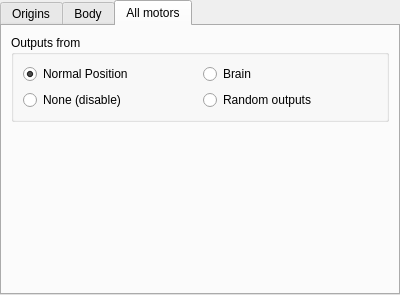
This is src/genelab/core/ui/widgets/entities/entitypropertiescontroller.ui in GeneCraft/GeneCraft-Project as Qt 5 draws it before an edit. The edited form follows.
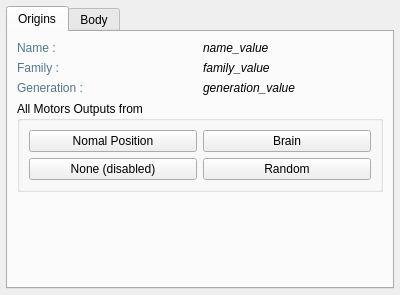
This is the edited form. The open tabs and pages were chosen to show the change. Icons and pictures are not drawn.

```diff
--- a/src/genelab/core/ui/widgets/entities/entitypropertiescontroller.ui
+++ b/src/genelab/core/ui/widgets/entities/entitypropertiescontroller.ui
@@ -19,9 +19,9 @@
   <property name="windowTitle">
    <string>Form</string>
   </property>
-  <layout class="QGridLayout" name="gridLayout_3">
+  <layout class="QGridLayout" name="gridLayout_4">
    <property name="margin">
-    <number>0</number>
+    <number>6</number>
    </property>
    <item row="0" column="0">
     <widget class="QTabWidget" name="tabWidget_3">
@@ -130,7 +130,7 @@
          </property>
         </widget>
        </item>
-       <item row="3" column="0" colspan="2">
+       <item row="4" column="0" colspan="2">
         <spacer name="verticalSpacer_2">
          <property name="orientation">
           <enum>Qt::Vertical</enum>
@@ -143,57 +143,8 @@
          </property>
         </spacer>
        </item>
-      </layout>
-     </widget>
-     <widget class="QWidget" name="tab">
-      <attribute name="icon">
-       <iconset resource="../../../ressources/ressources.qrc">
-        <normaloff>:/img/icons/bone_and_fixation</normaloff>:/img/icons/bone_and_fixation</iconset>
-      </attribute>
-      <attribute name="title">
-       <string>Body</string>
-      </attribute>
-      <layout class="QVBoxLayout" name="verticalLayout_3">
-       <item>
-        <widget class="QTreeWidget" name="twBodyTree">
-         <property name="sizePolicy">
-          <sizepolicy hsizetype="Expanding" vsizetype="Expanding">
-           <horstretch>0</horstretch>
-           <verstretch>0</verstretch>
-          </sizepolicy>
-         </property>
-         <property name="whatsThis">
-          <string>&lt;!DOCTYPE HTML PUBLIC &quot;-//W3C//DTD HTML 4.0//EN&quot; &quot;http://www.w3.org/TR/REC-html40/strict.dtd&quot;&gt;
-&lt;html&gt;&lt;head&gt;&lt;meta name=&quot;qrichtext&quot; content=&quot;1&quot; /&gt;&lt;style type=&quot;text/css&quot;&gt;
-p, li { white-space: pre-wrap; }
-&lt;/style&gt;&lt;/head&gt;&lt;body style=&quot; font-family:'MS Shell Dlg 2'; font-size:8.25pt; font-weight:400; font-style:normal;&quot;&gt;
-&lt;p style=&quot; margin-top:0px; margin-bottom:0px; margin-left:0px; margin-right:0px; -qt-block-indent:0; text-indent:0px;&quot;&gt;&lt;span style=&quot; font-size:8pt; font-weight:600;&quot;&gt;Shape Browser&lt;/span&gt;&lt;/p&gt;
-&lt;p style=&quot;-qt-paragraph-type:empty; margin-top:0px; margin-bottom:0px; margin-left:0px; margin-right:0px; -qt-block-indent:0; text-indent:0px; font-size:8pt; font-weight:600;&quot;&gt;&lt;/p&gt;
-&lt;p style=&quot; margin-top:0px; margin-bottom:0px; margin-left:0px; margin-right:0px; -qt-block-indent:0; text-indent:0px;&quot;&gt;&lt;span style=&quot; font-size:8pt;&quot;&gt;The widget allows you to browse the entity's &lt;/span&gt;&lt;span style=&quot; font-size:8pt;&quot;&gt;treeshape&lt;/span&gt;&lt;span style=&quot; font-size:8pt;&quot;&gt;. When you select a bone, the bone inspector will be updated.&lt;/span&gt;&lt;/p&gt;&lt;/body&gt;&lt;/html&gt;</string>
-         </property>
-         <property name="autoExpandDelay">
-          <number>0</number>
-         </property>
-         <column>
-          <property name="text">
-           <string>Shape browser</string>
-          </property>
-         </column>
-        </widget>
-       </item>
-      </layout>
-     </widget>
-     <widget class="QWidget" name="tab_2">
-      <attribute name="icon">
-       <iconset resource="../../../ressources/ressources.qrc">
-        <normaloff>:/img/icons/motor_test</normaloff>:/img/icons/motor_test</iconset>
-      </attribute>
-      <attribute name="title">
-       <string>All motors</string>
-      </attribute>
-      <layout class="QVBoxLayout" name="verticalLayout_2">
-       <item>
-        <widget class="QGroupBox" name="groupBox_3">
+       <item row="3" column="0" colspan="2">
+        <widget class="QGroupBox" name="groupBox_4">
          <property name="sizePolicy">
           <sizepolicy hsizetype="Preferred" vsizetype="Fixed">
            <horstretch>0</horstretch>
@@ -224,21 +175,11 @@
 &lt;p style=&quot; margin-top:0px; margin-bottom:0px; margin-left:0px; margin-right:0px; -qt-block-indent:0; text-indent:0px;&quot;&gt;&lt;span style=&quot; font-size:8pt;&quot;&gt;- Random outputs sends random sinus values to motors.&lt;/span&gt;&lt;/p&gt;&lt;/body&gt;&lt;/html&gt;</string>
          </property>
          <property name="title">
-          <string>Outputs from</string>
+          <string>All Motors Outputs from</string>
          </property>
-         <layout class="QGridLayout" name="gridLayout_2">
-          <item row="0" column="0">
-           <widget class="QRadioButton" name="rbOutFrom_NormalPosition">
-            <property name="text">
-             <string>Normal Position</string>
-            </property>
-            <property name="checked">
-             <bool>true</bool>
-            </property>
-           </widget>
-          </item>
+         <layout class="QGridLayout" name="gridLayout_3">
           <item row="0" column="1">
-           <widget class="QRadioButton" name="rbOutFrom_Brain">
+           <widget class="QPushButton" name="pbOutsFromBrain">
             <property name="text">
              <string>Brain</string>
             </property>
@@ -246,22 +187,12 @@
              <iconset resource="../../../ressources/ressources.qrc">
               <normaloff>:/img/icons/brain</normaloff>:/img/icons/brain</iconset>
             </property>
-            <property name="checked">
-             <bool>false</bool>
-            </property>
-           </widget>
-          </item>
-          <item row="1" column="0">
-           <widget class="QRadioButton" name="rbOutFrom_Disable">
-            <property name="text">
-             <string>None (disable)</string>
-            </property>
            </widget>
           </item>
           <item row="1" column="1">
-           <widget class="QRadioButton" name="rbOutFrom_Random">
+           <widget class="QPushButton" name="pbOutsFromRandom">
             <property name="text">
-             <string>Random outputs</string>
+             <string>Random</string>
             </property>
             <property name="icon">
              <iconset resource="../../../ressources/ressources.qrc">
@@ -269,21 +200,60 @@
             </property>
            </widget>
           </item>
+          <item row="1" column="0">
+           <widget class="QPushButton" name="pbOutsFromNone">
+            <property name="text">
+             <string>None (disabled)</string>
+            </property>
+           </widget>
+          </item>
+          <item row="0" column="0">
+           <widget class="QPushButton" name="pbOutsFromNormalPosition">
+            <property name="text">
+             <string>Nomal Position</string>
+            </property>
+           </widget>
+          </item>
          </layout>
         </widget>
        </item>
+      </layout>
+     </widget>
+     <widget class="QWidget" name="tab">
+      <attribute name="icon">
+       <iconset resource="../../../ressources/ressources.qrc">
+        <normaloff>:/img/icons/bone_and_fixation</normaloff>:/img/icons/bone_and_fixation</iconset>
+      </attribute>
+      <attribute name="title">
+       <string>Body</string>
+      </attribute>
+      <layout class="QVBoxLayout" name="verticalLayout_3">
        <item>
-        <spacer name="verticalSpacer">
-         <property name="orientation">
-          <enum>Qt::Vertical</enum>
+        <widget class="QTreeWidget" name="twBodyTree">
+         <property name="sizePolicy">
+          <sizepolicy hsizetype="Expanding" vsizetype="Expanding">
+           <horstretch>0</horstretch>
+           <verstretch>0</verstretch>
+          </sizepolicy>
          </property>
-         <property name="sizeHint" stdset="0">
-          <size>
-           <width>20</width>
-           <height>40</height>
-          </size>
+         <property name="whatsThis">
+          <string>&lt;!DOCTYPE HTML PUBLIC &quot;-//W3C//DTD HTML 4.0//EN&quot; &quot;http://www.w3.org/TR/REC-html40/strict.dtd&quot;&gt;
+&lt;html&gt;&lt;head&gt;&lt;meta name=&quot;qrichtext&quot; content=&quot;1&quot; /&gt;&lt;style type=&quot;text/css&quot;&gt;
+p, li { white-space: pre-wrap; }
+&lt;/style&gt;&lt;/head&gt;&lt;body style=&quot; font-family:'MS Shell Dlg 2'; font-size:8.25pt; font-weight:400; font-style:normal;&quot;&gt;
+&lt;p style=&quot; margin-top:0px; margin-bottom:0px; margin-left:0px; margin-right:0px; -qt-block-indent:0; text-indent:0px;&quot;&gt;&lt;span style=&quot; font-size:8pt; font-weight:600;&quot;&gt;Shape Browser&lt;/span&gt;&lt;/p&gt;
+&lt;p style=&quot;-qt-paragraph-type:empty; margin-top:0px; margin-bottom:0px; margin-left:0px; margin-right:0px; -qt-block-indent:0; text-indent:0px; font-size:8pt; font-weight:600;&quot;&gt;&lt;/p&gt;
+&lt;p style=&quot; margin-top:0px; margin-bottom:0px; margin-left:0px; margin-right:0px; -qt-block-indent:0; text-indent:0px;&quot;&gt;&lt;span style=&quot; font-size:8pt;&quot;&gt;The widget allows you to browse the entity's &lt;/span&gt;&lt;span style=&quot; font-size:8pt;&quot;&gt;treeshape&lt;/span&gt;&lt;span style=&quot; font-size:8pt;&quot;&gt;. When you select a bone, the bone inspector will be updated.&lt;/span&gt;&lt;/p&gt;&lt;/body&gt;&lt;/html&gt;</string>
          </property>
-        </spacer>
+         <property name="autoExpandDelay">
+          <number>0</number>
+         </property>
+         <column>
+          <property name="text">
+           <string>Shape browser</string>
+          </property>
+         </column>
+        </widget>
        </item>
       </layout>
      </widget>
```
